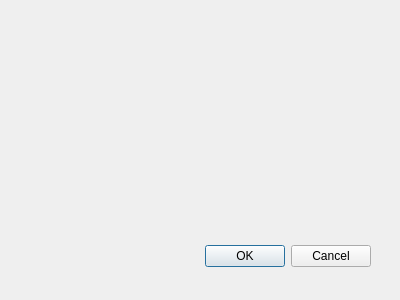
gonzalomc00/QFotoPaint5, file detectarcaras.ui: the form before one commit.
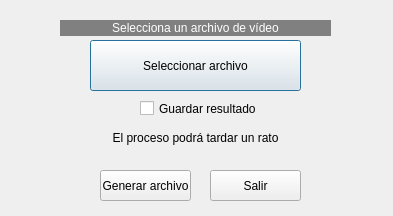
The form after the commit.

Commit message: Mejora interfaz de detección de caras en vídeo 2

What changed in the file:
```diff
--- a/detectarcaras.ui
+++ b/detectarcaras.ui
@@ -8,27 +8,99 @@
    <rect>
     <x>0</x>
     <y>0</y>
-    <width>400</width>
-    <height>300</height>
+    <width>393</width>
+    <height>216</height>
    </rect>
   </property>
   <property name="windowTitle">
    <string>Dialog</string>
   </property>
-  <widget class="QDialogButtonBox" name="buttonBox">
+  <widget class="QLabel" name="label">
    <property name="geometry">
     <rect>
-     <x>30</x>
-     <y>240</y>
-     <width>341</width>
-     <height>32</height>
+     <x>60</x>
+     <y>20</y>
+     <width>271</width>
+     <height>16</height>
     </rect>
    </property>
-   <property name="orientation">
-    <enum>Qt::Horizontal</enum>
+   <property name="styleSheet">
+    <string notr="true">background-color: rgb(128, 128, 128);
+color: rgb(255, 255, 255);</string>
    </property>
-   <property name="standardButtons">
-    <set>QDialogButtonBox::Cancel|QDialogButtonBox::Ok</set>
+   <property name="text">
+    <string>Selecciona un archivo de vídeo</string>
+   </property>
+   <property name="alignment">
+    <set>Qt::AlignCenter</set>
+   </property>
+  </widget>
+  <widget class="QPushButton" name="pushButton">
+   <property name="geometry">
+    <rect>
+     <x>90</x>
+     <y>40</y>
+     <width>211</width>
+     <height>51</height>
+    </rect>
+   </property>
+   <property name="text">
+    <string>Seleccionar archivo</string>
+   </property>
+  </widget>
+  <widget class="QCheckBox" name="checkBox">
+   <property name="geometry">
+    <rect>
+     <x>140</x>
+     <y>100</y>
+     <width>121</width>
+     <height>17</height>
+    </rect>
+   </property>
+   <property name="text">
+    <string>Guardar resultado </string>
+   </property>
+  </widget>
+  <widget class="QPushButton" name="pushButton_2">
+   <property name="geometry">
+    <rect>
+     <x>210</x>
+     <y>170</y>
+     <width>91</width>
+     <height>31</height>
+    </rect>
+   </property>
+   <property name="text">
+    <string>Salir</string>
+   </property>
+  </widget>
+  <widget class="QPushButton" name="pushButton_3">
+   <property name="geometry">
+    <rect>
+     <x>100</x>
+     <y>170</y>
+     <width>91</width>
+     <height>31</height>
+    </rect>
+   </property>
+   <property name="text">
+    <string>Generar archivo</string>
+   </property>
+  </widget>
+  <widget class="QLabel" name="label_2">
+   <property name="geometry">
+    <rect>
+     <x>60</x>
+     <y>130</y>
+     <width>271</width>
+     <height>16</height>
+    </rect>
+   </property>
+   <property name="text">
+    <string>El proceso podrá tardar un rato</string>
+   </property>
+   <property name="alignment">
+    <set>Qt::AlignCenter</set>
    </property>
   </widget>
  </widget>
```
Left out of the diff: 42 changed lines with no effect on the pictures. The commit also changes 6 other files.
